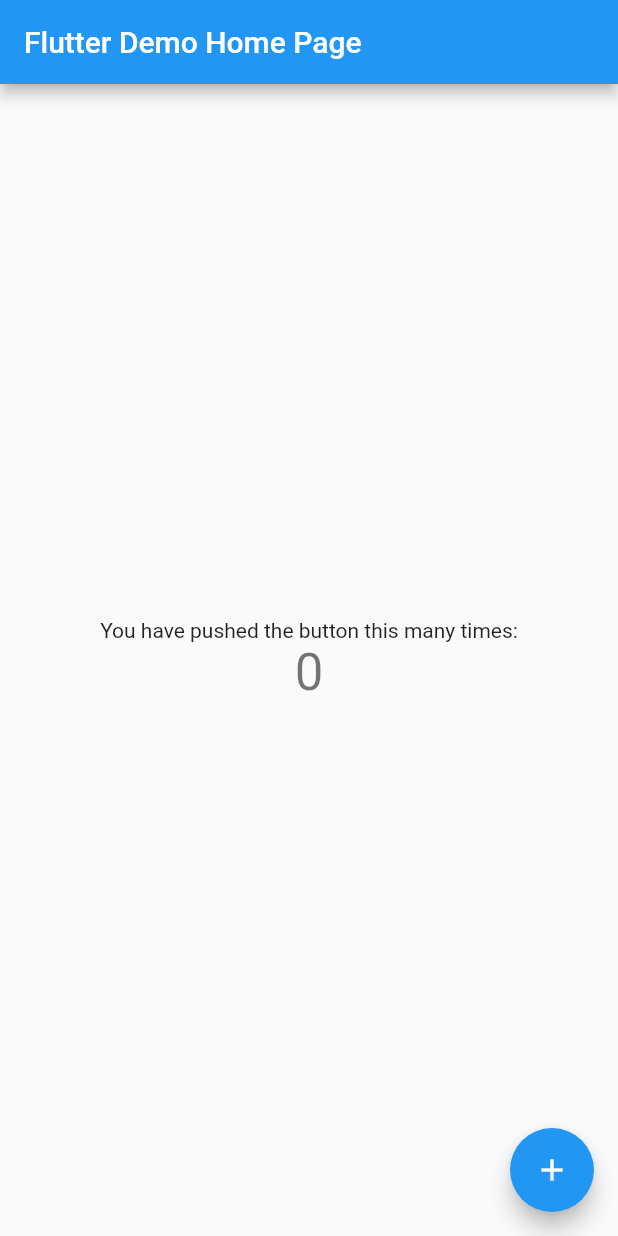
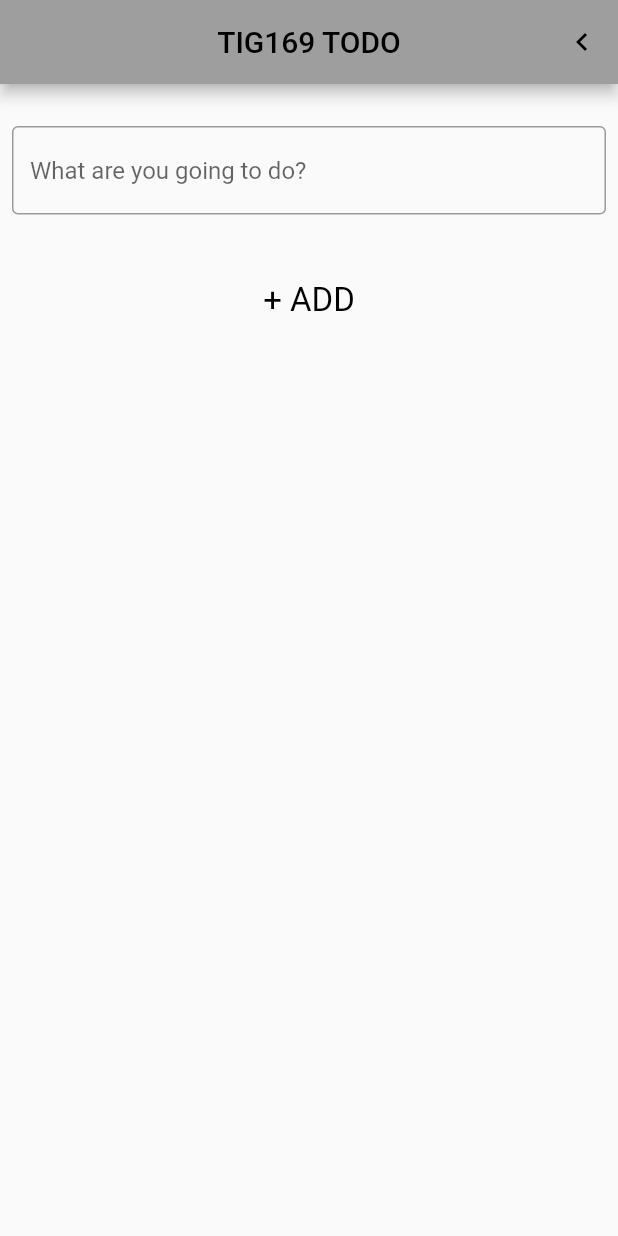
Before and after one commit to gu-tig333-ht22/gusrydeb, a Flutter app: the screen it shows after launch, on a phone screen of 412 x 824 dp. Run offline on Flutter 3.47's test engine with Material 2 defaults, Android fonts, the phone set to English and light mode, and no system bars.

Commit message:
Steg 1 (icon button does not work)

```diff
--- a/gusrydeb-main/lib/main.dart
+++ b/gusrydeb-main/lib/main.dart
@@ -1,115 +1,99 @@
 import 'package:flutter/material.dart';
 
-void main() {
-  runApp(const MyApp());
-}
+void main() => runApp(const MyApp());
 
 class MyApp extends StatelessWidget {
-  const MyApp({Key? key}) : super(key: key);
+  const MyApp({super.key});
 
-  // This  widget is the root of your application.
   @override
   Widget build(BuildContext context) {
+    const appTitle = 'TIG169 TODO';
     return MaterialApp(
-      title: 'Flutter Demo',
+      title: appTitle,
       theme: ThemeData(
-        // This is the theme of your application.
-        //
-        // Try running your application with "flutter run". You'll see the
-        // application has a blue toolbar. Then, without quitting the app, try
-        // changing the primarySwatch below to Colors.green and then invoke
-        // "hot reload" (press "r" in the console where you ran "flutter run",
-        // or simply save your changes to "hot reload" in a Flutter IDE).
-        // Notice that the counter didn't reset back to zero; the application
-        // is not restarted.
-        primarySwatch: Colors.blue,
+        primarySwatch: Colors.grey,
       ),
-      home: const MyHomePage(title: 'Flutter Demo Home Page'),
+      home: Scaffold(
+        appBar: AppBar(
+          centerTitle: true,
+          title: const Text(appTitle),
+          actions: [
+            IconButton(
+              icon: Icon(
+                Icons.keyboard_arrow_left_outlined,
+                color: Colors.black,
+              ),
+              onPressed: () {
+                Navigator.push(context,
+                    MaterialPageRoute(builder: (context) => secondView()));
+              },
+            )
+          ],
+        ),
+        body: const MyCustomForm(),
+      ),
     );
   }
 }
 
-class MyHomePage extends StatefulWidget {
-  const MyHomePage({Key? key, required this.title}) : super(key: key);
-
-  // This widget is the home page of your application. It is stateful, meaning
-  // that it has a State object (defined below) that contains fields that affect
-  // how it looks.
-
-  // This class is the configuration for the state. It holds the values (in this
-  // case the title) provided by the parent (in this case the App widget) and
-  // used by the build method of the State. Fields in a Widget subclass are
-  // always marked "final".
-
-  final String title;
-
-  @override
-  State<MyHomePage> createState() => _MyHomePageState();
-}
-
-class _MyHomePageState extends State<MyHomePage> {
-  int _counter = 0;
-
-  void _incrementCounter() {
-    setState(() {
-      // This call to setState tells the Flutter framework that something has
-      // changed in this State, which causes it to rerun the build method below
-      // so that the display can reflect the updated values. If we changed
-      // _counter without calling setState(), then the build method would not be
-      // called again, and so nothing would appear to happen.
-      _counter++;
-    });
-  }
+class MyCustomForm extends StatelessWidget {
+  const MyCustomForm({super.key});
 
   @override
   Widget build(BuildContext context) {
-    // This method is rerun every time setState is called, for instance as done
-    // by the _incrementCounter method above.
-    //
-    // The Flutter framework has been optimized to make rerunning build methods
-    // fast, so that you can just rebuild anything that needs updating rather
-    // than having to individually change instances of widgets.
-    return Scaffold(
-      appBar: AppBar(
-        // Here we take the value from the MyHomePage object that was created by
-        // the App.build method, and use it to set our appbar title.
-        title: Text(widget.title),
-      ),
-      body: Center(
-        // Center is a layout widget. It takes a single child and positions it
-        // in the middle of the parent.
-        child: Column(
-          // Column is also a layout widget. It takes a list of children and
-          // arranges them vertically. By default, it sizes itself to fit its
-          // children horizontally, and tries to be as tall as its parent.
-          //
-          // Invoke "debug painting" (press "p" in the console, choose the
-          // "Toggle Debug Paint" action from the Flutter Inspector in Android
-          // Studio, or the "Toggle Debug Paint" command in Visual Studio Code)
-          // to see the wireframe for each widget.
-          //
-          // Column has various properties to control how it sizes itself and
-          // how it positions its children. Here we use mainAxisAlignment to
-          // center the children vertically; the main axis here is the vertical
-          // axis because Columns are vertical (the cross axis would be
-          // horizontal).
-          mainAxisAlignment: MainAxisAlignment.center,
-          children: <Widget>[
-            const Text(
-              'You have pushed the button this many times:',
-            ),
-            Text(
-              '$_counter',
-              style: Theme.of(context).textTheme.headline4,
-            ),
-          ],
-        ),
-      ),
-      floatingActionButton: FloatingActionButton(
-        onPressed: _incrementCounter,
-        tooltip: 'Increment',
-        child: const Icon(Icons.add),
-      ), // This trailing comma makes auto-formatting nicer for build methods.
+    return Column(
+      crossAxisAlignment: CrossAxisAlignment.start,
+      children: <Widget>[
+        const Padding(
+            padding: EdgeInsets.symmetric(horizontal: 8, vertical: 28),
+            child: TextField(
+              decoration: InputDecoration(
+                border: OutlineInputBorder(),
+                hintText: 'What are you going to do?',
+              ),
+            )),
+        Padding(
+            padding: const EdgeInsets.symmetric(horizontal: 8, vertical: 16),
+            child: Container(
+              child: Center(
+                child: Text(
+                  "+ ADD",
+                  style: TextStyle(color: Colors.black, fontSize: 22),
+                ),
+              ),
+            )),
+      ],
     );
   }
 }
+
+class secondView extends StatelessWidget {
+  Widget build(BuildContext context) {
+    return Scaffold(
+      appBar: AppBar(),
+      body: _list(),
+    );
+  }
+
+  Widget _list() {
+    return ListView(
+      children: [
+        _item("Write a book"),
+        _item("Do homework"),
+        _item("Tidy room"),
+        _item("Watch TV"),
+        _item("Nap"),
+        _item("Shop groceries"),
+        _item("Have fun"),
+        _item("Meditate"),
+      ],
+    );
+  }
+
+  Widget _item(text) {
+    return Padding(
+      padding: const EdgeInsets.all(20.0),
+      child: Text(text, style: TextStyle(fontSize: 36)),
+    );
+  }
+}
```
Also changed, not shown: gusrydeb-main/lib/newtry.dart (added, +34 -0 lines).
